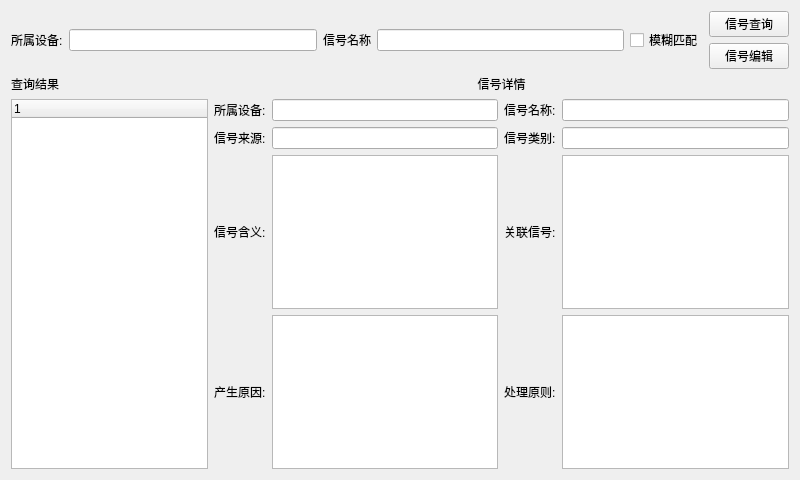
Old version of the form manual/mainwidget.ui in the repository yasb001/manual.
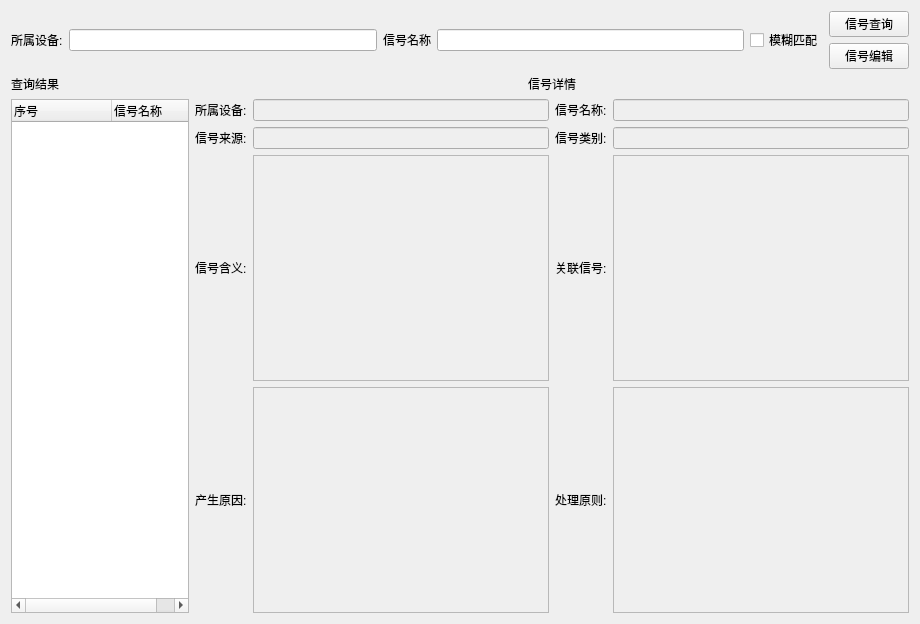
New version of the form.

The edit to the form file:
```diff
--- a/manual/mainwidget.ui
+++ b/manual/mainwidget.ui
@@ -6,8 +6,8 @@
    <rect>
     <x>0</x>
     <y>0</y>
-    <width>800</width>
-    <height>480</height>
+    <width>920</width>
+    <height>624</height>
    </rect>
   </property>
   <property name="windowTitle">
@@ -81,9 +81,12 @@
     </layout>
    </item>
    <item>
-    <layout class="QHBoxLayout" name="horizontalLayout_4">
+    <layout class="QHBoxLayout" name="horizontalLayout_4" stretch="1,4">
      <item>
-      <layout class="QVBoxLayout" name="verticalLayout_3">
+      <layout class="QVBoxLayout" name="verticalLayout_3" stretch="0,0">
+       <property name="sizeConstraint">
+        <enum>QLayout::SetDefaultConstraint</enum>
+       </property>
        <item>
         <widget class="QLabel" name="label_3">
          <property name="autoFillBackground">
@@ -95,7 +98,27 @@
         </widget>
        </item>
        <item>
-        <widget class="QTreeWidget" name="treeWidget_SearchResult"/>
+        <widget class="QTreeWidget" name="treeWidget_SearchResult">
+         <property name="sortingEnabled">
+          <bool>false</bool>
+         </property>
+         <attribute name="headerCascadingSectionResizes">
+          <bool>false</bool>
+         </attribute>
+         <attribute name="headerDefaultSectionSize">
+          <number>100</number>
+         </attribute>
+         <column>
+          <property name="text">
+           <string>序号</string>
+          </property>
+         </column>
+         <column>
+          <property name="text">
+           <string>信号名称</string>
+          </property>
+         </column>
+        </widget>
        </item>
       </layout>
      </item>
@@ -121,7 +144,11 @@
           </widget>
          </item>
          <item row="0" column="1">
-          <widget class="QLineEdit" name="lineEdit_SignalDevice"/>
+          <widget class="QLineEdit" name="lineEdit_SignalDevice">
+           <property name="enabled">
+            <bool>false</bool>
+           </property>
+          </widget>
          </item>
          <item row="0" column="2">
           <widget class="QLabel" name="label_5">
@@ -131,7 +158,11 @@
           </widget>
          </item>
          <item row="0" column="3">
-          <widget class="QLineEdit" name="lineEdit_SignalName"/>
+          <widget class="QLineEdit" name="lineEdit_SignalName">
+           <property name="enabled">
+            <bool>false</bool>
+           </property>
+          </widget>
          </item>
          <item row="1" column="0">
           <widget class="QLabel" name="label_7">
@@ -141,7 +172,11 @@
           </widget>
          </item>
          <item row="1" column="1">
-          <widget class="QLineEdit" name="lineEdit_SignalFrom"/>
+          <widget class="QLineEdit" name="lineEdit_SignalFrom">
+           <property name="enabled">
+            <bool>false</bool>
+           </property>
+          </widget>
          </item>
          <item row="1" column="2">
           <widget class="QLabel" name="label_6">
@@ -151,7 +186,11 @@
           </widget>
          </item>
          <item row="1" column="3">
-          <widget class="QLineEdit" name="lineEdit_SignalType"/>
+          <widget class="QLineEdit" name="lineEdit_SignalType">
+           <property name="enabled">
+            <bool>false</bool>
+           </property>
+          </widget>
          </item>
          <item row="2" column="0">
           <widget class="QLabel" name="label_9">
@@ -161,7 +200,14 @@
           </widget>
          </item>
          <item row="2" column="1">
-          <widget class="QTextEdit" name="textEdit_SignalMeaning"/>
+          <widget class="QTextEdit" name="textEdit_SignalMeaning">
+           <property name="enabled">
+            <bool>false</bool>
+           </property>
+           <property name="readOnly">
+            <bool>false</bool>
+           </property>
+          </widget>
          </item>
          <item row="2" column="2">
           <widget class="QLabel" name="label_8">
@@ -171,7 +217,11 @@
           </widget>
          </item>
          <item row="2" column="3">
-          <widget class="QTextEdit" name="textEdit_SignalConnected"/>
+          <widget class="QTextEdit" name="textEdit_SignalConnected">
+           <property name="enabled">
+            <bool>false</bool>
+           </property>
+          </widget>
          </item>
          <item row="3" column="0">
           <widget class="QLabel" name="label_11">
@@ -181,7 +231,14 @@
           </widget>
          </item>
          <item row="3" column="1">
-          <widget class="QTextEdit" name="textEdit_SignalReason"/>
+          <widget class="QTextEdit" name="textEdit_SignalReason">
+           <property name="enabled">
+            <bool>false</bool>
+           </property>
+           <property name="readOnly">
+            <bool>false</bool>
+           </property>
+          </widget>
          </item>
          <item row="3" column="2">
           <widget class="QLabel" name="label_10">
@@ -191,7 +248,11 @@
           </widget>
          </item>
          <item row="3" column="3">
-          <widget class="QTextEdit" name="textEdit_SignalHandler"/>
+          <widget class="QTextEdit" name="textEdit_SignalHandler">
+           <property name="enabled">
+            <bool>false</bool>
+           </property>
+          </widget>
          </item>
         </layout>
        </item>
```
